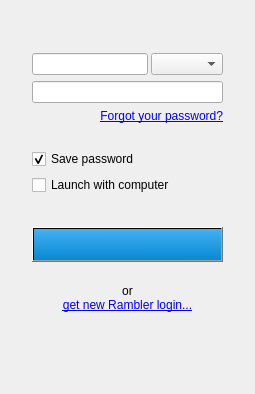
silvansky/Contacts, file src/plugins/optionsmanager/logindialog.ui: the form before one commit.
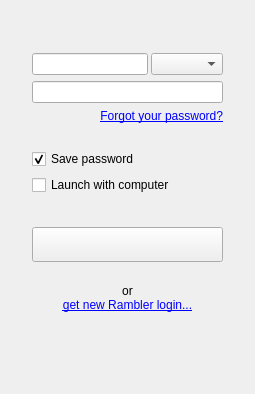
The form after the commit.

Commit message: Добавлен класс StyleStorage и применен для задания стиля окна входа. Механизм управления стилями аналогичен иконкам меню - каждый модуль имеет свой набор стилей для своих виджетов и устанавливает их через статический экземпляр класса StyleStorage. Установку общего стиля приложения в будущем нужно будет перенести в модуль управления скинами.

```diff
--- a/src/plugins/optionsmanager/logindialog.ui
+++ b/src/plugins/optionsmanager/logindialog.ui
@@ -207,19 +207,6 @@
         <property name="cursor">
          <cursorShape>PointingHandCursor</cursorShape>
         </property>
-        <property name="styleSheet">
-         <string notr="true">:!hover:enabled {
-	background-color: qlineargradient(spread:pad, x1:0.517045, y1:1, x2:0.511364, y2:0, stop:0 rgba(8, 137, 211, 255), stop:1 rgba(66, 177, 243, 255))	
-}
-:hover:enabled {
-	background-color: qlineargradient(spread:pad, x1:0.517045, y1:1, x2:0.511364, y2:0, stop:0 rgba(66, 177, 242, 255), stop:1 rgba(204, 235, 254, 255));
-}
-:!enabled {
-	background-color: qlineargradient(spread:pad, x1:0.517045, y1:1, x2:0.511364, y2:0, stop:0 rgba(208, 208, 208, 255), stop:1 rgba(240, 240, 240, 255));
-	border: 1px solid lightgray;
-}
-</string>
-        </property>
         <property name="autoDefault">
          <bool>false</bool>
         </property>
```
The commit also changes 14 other files.
